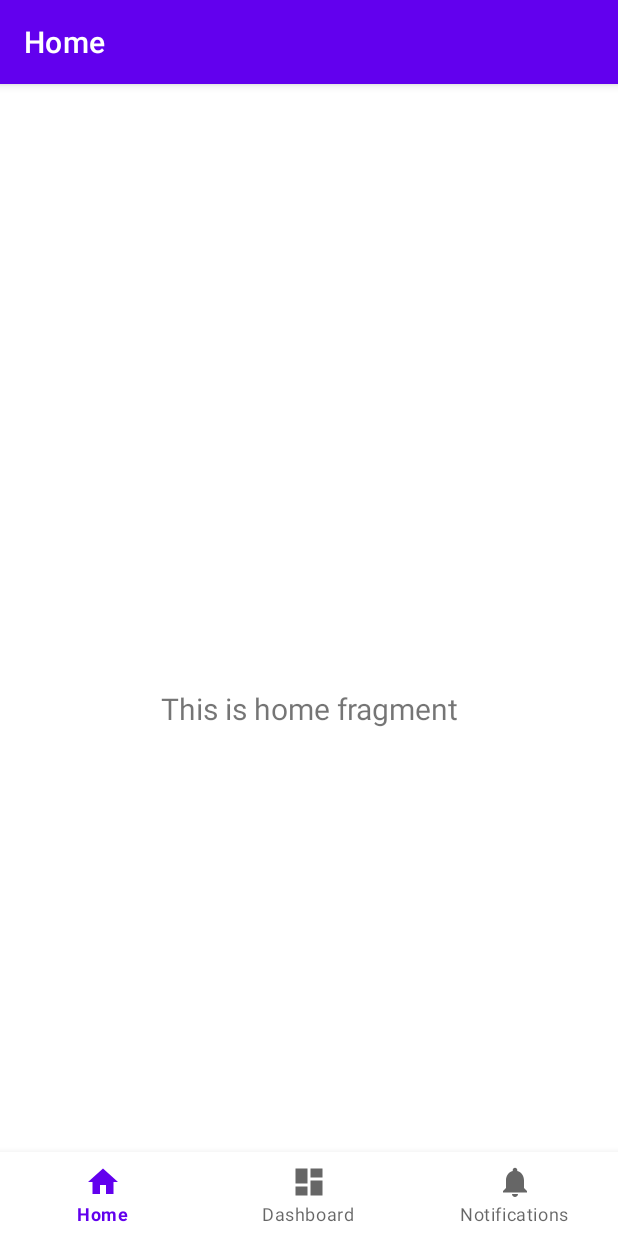
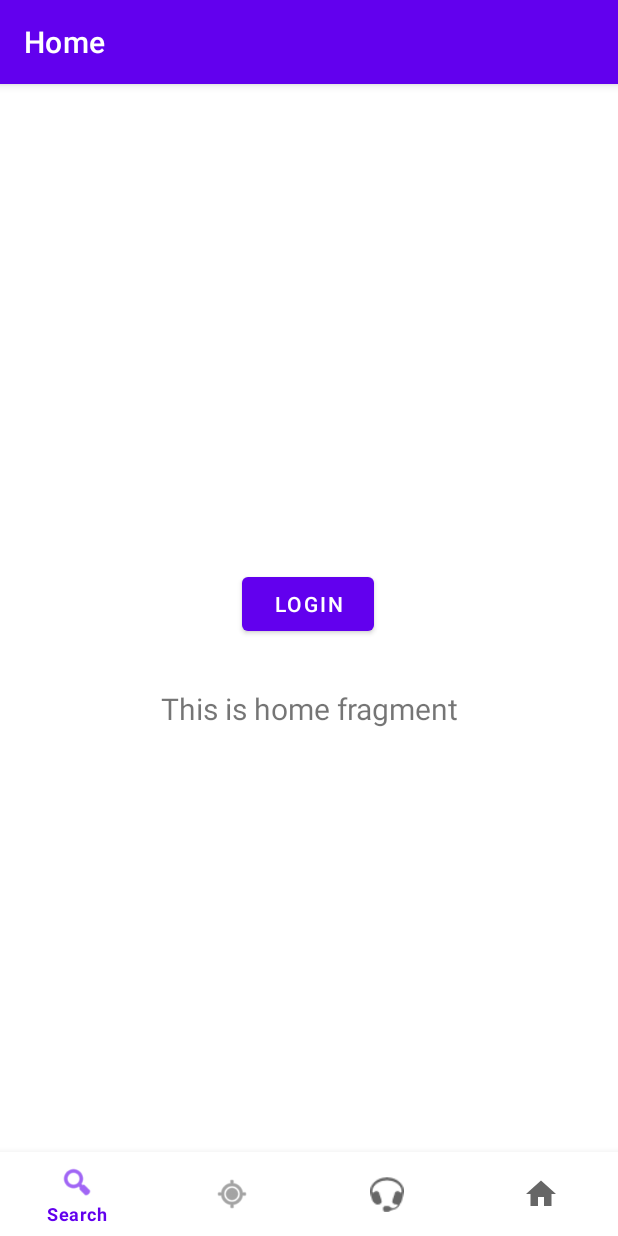
Before and after one commit to ljkeller/RustLabs, an Android app: the screen it shows after launch (MainActivity), on a phone screen of 412 x 824 dp. Run offline under Robolectric (Android 15) with nearby library versions, the phone set to English and light mode, and no system bars; our stand-ins replace Firebase (no records; nobody signed in at launch, a user with empty details on screens opened directly), navigation-ui; libraries missing offline, so code that uses them is left out: com.firebase.ui; 1 statement that could not run was skipped.

Commit message:
Added new navigation icons, names, destinations. Working on using AuthUI but experiencing bugs.

```diff
--- a/app/build.gradle
+++ b/app/build.gradle
@@ -49,8 +49,10 @@ dependencies {
     androidTestImplementation 'androidx.test.espresso:espresso-core:3.4.0'
 
     // Firebase-related dependencies
+    implementation 'com.firebaseui:firebase-ui-auth:7.2.0'
     implementation platform('com.google.firebase:firebase-bom:29.0.0')
     implementation 'com.google.firebase:firebase-auth'
     implementation platform('com.google.firebase:firebase-bom:29.0.0')
     implementation 'com.google.firebase:firebase-firestore'
+
 }
--- a/app/src/main/java/com/example/rustlabs/MainActivity.java
+++ b/app/src/main/java/com/example/rustlabs/MainActivity.java
@@ -1,7 +1,7 @@
 package com.example.rustlabs;
 
-import android.content.Intent;
 import android.os.Bundle;
+import android.view.View;
 import android.widget.Toast;
 
 import com.example.rustlabs.viewmodel.MainActivityViewModel;
@@ -15,10 +15,7 @@ import androidx.navigation.ui.NavigationUI;
 
 import com.example.rustlabs.databinding.ActivityMainBinding;
 import com.google.firebase.auth.FirebaseAuth;
-import com.google.firebase.auth.FirebaseUser;
 import com.google.firebase.firestore.FirebaseFirestore;
-
-import java.util.Collections;
 
 public class MainActivity extends AppCompatActivity
 {
@@ -29,6 +26,25 @@ public class MainActivity extends AppCompatActivity
     private FirebaseFirestore mFirestore;
 
     private MainActivityViewModel mViewModel;
+
+    private int RC_SIGN_IN = 1822;
+
+//    private void onSignInResult(FirebaseAuthUIAuthenticationResult result)
+//    {
+//        IdpResponse response = result.getIdpResponse();
+//        if (result.getResultCode() == RESULT_OK) {
+//            // Successfully signed in
+//            FirebaseUser user = FirebaseAuth.getInstance().getCurrentUser();
+//            Toast.makeText(this, "Sign in successful", Toast.LENGTH_SHORT);
+//            // ...
+//        } else {
+//            Toast.makeText(this, "Sign in un-successful", Toast.LENGTH_SHORT);
+//            // Sign in failed. If response is null the user canceled the
+//            // sign-in flow using the back button. Otherwise check
+//            // response.getError().getErrorCode() and handle the error.
+//            // ...
+//        }
+//    }
 
     @Override
     protected void onCreate(Bundle savedInstanceState)
@@ -47,7 +63,7 @@ public class MainActivity extends AppCompatActivity
         // Passing each menu ID as a set of Ids because each
         // menu should be considered as top level destinations.
         AppBarConfiguration appBarConfiguration = new AppBarConfiguration.Builder(
-                R.id.navigation_home, R.id.navigation_dashboard, R.id.navigation_notifications)
+                R.id.navigation_search, R.id.navigation_weapon, R.id.navigation_structures)
                 .build();
         NavController navController = Navigation.findNavController(this, R.id.nav_host_fragment_activity_main);
         NavigationUI.setupActionBarWithNavController(this, navController, appBarConfiguration);
@@ -59,12 +75,24 @@ public class MainActivity extends AppCompatActivity
     {
         super.onStart();
 
-        // Start sign in if necessary
-        if (shouldStartSignIn())
-        {
-            startSignIn();
-            return;
-        }
+//        // Choose authentication providers
+//        List<AuthUI.IdpConfig> providers = Arrays.asList(
+//                new AuthUI.IdpConfig.EmailBuilder().build());
+//
+//        // Create and launch sign-in intent
+//        Intent signInIntent = AuthUI.getInstance()
+//                .createSignInIntentBuilder()
+//                .setAvailableProviders(providers)
+//                .build();
+//        signInLauncher.launch(signInIntent);
+//
+//
+//        // Start sign in if necessary
+//        if (shouldStartSignIn())
+//        {
+//            startSignIn();
+//            return;
+//        }
 
 //        // Apply filters
 //        onFilter(mViewModel.getFilters());
@@ -86,12 +114,22 @@ public class MainActivity extends AppCompatActivity
 //        }
     }
 
+//    private final ActivityResultLauncher<Intent> signInLauncher = registerForActivityResult(
+//            new FirebaseAuthUIActivityResultContract(),
+//            new ActivityResultCallback<FirebaseAuthUIAuthenticationResult>() {
+//                @Override
+//                public void onActivityResult(FirebaseAuthUIAuthenticationResult result) {
+//                    onSignInResult(result);
+//                }
+//            }
+//    );
+
     private boolean shouldStartSignIn()
     {
         return (!mViewModel.getIsSigningIn() && mAuth.getCurrentUser() == null);
     }
 
-    private void startSignIn()
+    public void startSignIn(View view)
     {
 //        // Sign in with FirebaseUI
 //        Intent intent = FirebaseUtil.getAuthUI()
--- a/app/src/main/java/com/example/rustlabs/ui/home/HomeFragment.java
+++ b/app/src/main/java/com/example/rustlabs/ui/home/HomeFragment.java
@@ -1,11 +1,19 @@
 package com.example.rustlabs.ui.home;
 
+import static android.app.Activity.RESULT_OK;
+
+import android.app.PendingIntent;
+import android.content.Intent;
 import android.os.Bundle;
 import android.view.LayoutInflater;
 import android.view.View;
 import android.view.ViewGroup;
+import android.widget.Button;
 import android.widget.TextView;
+import android.widget.Toast;
 
+import androidx.activity.result.ActivityResultCallback;
+import androidx.activity.result.ActivityResultLauncher;
 import androidx.annotation.NonNull;
 import androidx.annotation.Nullable;
 import androidx.fragment.app.Fragment;
@@ -14,6 +22,15 @@ import androidx.lifecycle.ViewModelProvider;
 
 import com.example.rustlabs.R;
 import com.example.rustlabs.databinding.FragmentHomeBinding;
+import com.firebase.ui.auth.AuthUI;
+import com.firebase.ui.auth.FirebaseAuthUIActivityResultContract;
+import com.firebase.ui.auth.IdpResponse;
+import com.firebase.ui.auth.data.model.FirebaseAuthUIAuthenticationResult;
+import com.google.firebase.auth.FirebaseAuth;
+import com.google.firebase.auth.FirebaseUser;
+
+import java.util.Arrays;
+import java.util.List;
 
 public class HomeFragment extends Fragment
 {
@@ -39,6 +56,25 @@ public class HomeFragment extends Fragment
                 textView.setText(s);
             }
         });
+
+        Button signInButton = (Button) binding.authButton;
+        signInButton.setOnClickListener(new View.OnClickListener()
+        {
+            @Override
+            public void onClick(View v)
+            {
+                // Choose authentication providers
+                List<AuthUI.IdpConfig> providers = Arrays.asList(
+                        new AuthUI.IdpConfig.EmailBuilder().build());
+
+                // Create and launch sign-in intent
+                Intent signInIntent = AuthUI.getInstance()
+                        .createSignInIntentBuilder()
+                        .setAvailableProviders(providers)
+                        .build().setFlags(Intent.FLAG_ACTIVITY_BROUGHT_TO_FRONT);
+                signInLauncher.launch(signInIntent);
+            }
+        });
         return root;
     }
 
@@ -48,4 +84,32 @@ public class HomeFragment extends Fragment
         super.onDestroyView();
         binding = null;
     }
+
+    private final ActivityResultLauncher<Intent> signInLauncher = registerForActivityResult(
+            new FirebaseAuthUIActivityResultContract(),
+            new ActivityResultCallback<FirebaseAuthUIAuthenticationResult>() {
+                @Override
+                public void onActivityResult(FirebaseAuthUIAuthenticationResult result) {
+                    onSignInResult(result);
+                }
+            }
+    );
+
+    private void onSignInResult(FirebaseAuthUIAuthenticationResult result)
+    {
+        IdpResponse response = result.getIdpResponse();
+        if (result.getResultCode() == RESULT_OK) {
+            // Successfully signed in
+            FirebaseUser user = FirebaseAuth.getInstance().getCurrentUser();
+            Toast.makeText(super.getContext(), "Sign in successful", Toast.LENGTH_SHORT);
+//            Toast.makeText(this, "Sign in successful", Toast.LENGTH_SHORT);
+            // ...
+        } else {
+            Toast.makeText(super.getContext(), "Sign in un-successful", Toast.LENGTH_SHORT);
+            // Sign in failed. If response is null the user canceled the
+            // sign-in flow using the back button. Otherwise check
+            // response.getError().getErrorCode() and handle the error.
+            // ...
+        }
+    }
 }
--- a/app/src/main/res/layout/fragment_home.xml
+++ b/app/src/main/res/layout/fragment_home.xml
@@ -19,4 +19,16 @@
         app:layout_constraintEnd_toEndOf="parent"
         app:layout_constraintStart_toStartOf="parent"
         app:layout_constraintTop_toTopOf="parent" />
+
+    <Button
+        android:id="@+id/authButton"
+        android:layout_width="wrap_content"
+        android:layout_height="wrap_content"
+        android:text="@string/auth_button"
+        app:layout_constraintBottom_toBottomOf="parent"
+        app:layout_constraintEnd_toEndOf="parent"
+        app:layout_constraintHorizontal_bias="0.498"
+        app:layout_constraintStart_toStartOf="parent"
+        app:layout_constraintTop_toTopOf="parent"
+        app:layout_constraintVertical_bias="0.402" />
 </androidx.constraintlayout.widget.ConstraintLayout>
--- a/app/src/main/res/menu/bottom_nav_menu.xml
+++ b/app/src/main/res/menu/bottom_nav_menu.xml
@@ -1,19 +1,24 @@
 <?xml version="1.0" encoding="utf-8"?>
-<menu xmlns:android="http://schemas.android.com/apk/res/android">
+<menu xmlns:app="http://schemas.android.com/apk/res-auto"
+    xmlns:android="http://schemas.android.com/apk/res/android">
 
     <item
-        android:id="@+id/navigation_home"
-        android:icon="@drawable/ic_home_black_24dp"
-        android:title="@string/title_home" />
+        android:id="@+id/navigation_search"
+        android:icon="@android:drawable/ic_menu_search"
+        android:title="@string/title_search" />
 
     <item
-        android:id="@+id/navigation_dashboard"
-        android:icon="@drawable/ic_dashboard_black_24dp"
-        android:title="@string/title_dashboard" />
+        android:id="@+id/navigation_weapon"
+        android:icon="@android:drawable/ic_menu_mylocation"
+        android:title="@string/title_weapon" />
 
     <item
-        android:id="@+id/navigation_notifications"
-        android:icon="@drawable/ic_notifications_black_24dp"
-        android:title="@string/title_notifications" />
+        android:id="@+id/navigation_armor"
+        android:icon="@android:drawable/stat_sys_headset"
+        android:title="@string/title_armor" />
+    <item
+        android:id="@+id/navigation_structures"
+        android:icon="@drawable/ic_home_black_24dp"
+        android:title="@string/title_structures" />
 
 </menu>
--- a/app/src/main/res/navigation/mobile_navigation.xml
+++ b/app/src/main/res/navigation/mobile_navigation.xml
@@ -3,22 +3,22 @@
     xmlns:app="http://schemas.android.com/apk/res-auto"
     xmlns:tools="http://schemas.android.com/tools"
     android:id="@+id/mobile_navigation"
-    app:startDestination="@+id/navigation_home">
+    app:startDestination="@+id/navigation_search">
 
     <fragment
-        android:id="@+id/navigation_home"
+        android:id="@+id/navigation_search"
         android:name="com.example.rustlabs.ui.home.HomeFragment"
         android:label="@string/title_home"
         tools:layout="@layout/fragment_home" />
 
     <fragment
-        android:id="@+id/navigation_dashboard"
+        android:id="@+id/navigation_weapon"
         android:name="com.example.rustlabs.ui.dashboard.DashboardFragment"
         android:label="@string/title_dashboard"
         tools:layout="@layout/fragment_dashboard" />
 
     <fragment
-        android:id="@+id/navigation_notifications"
+        android:id="@+id/navigation_structures"
         android:name="com.example.rustlabs.ui.notifications.NotificationsFragment"
         android:label="@string/title_notifications"
         tools:layout="@layout/fragment_notifications" />
--- a/app/src/main/res/values/strings.xml
+++ b/app/src/main/res/values/strings.xml
@@ -5,4 +5,10 @@
     <string name="title_notifications">Notifications</string>
     <!-- TODO: Remove or change this placeholder text -->
     <string name="hello_blank_fragment">Hello blank fragment</string>
+    <string name="auth_button">Login</string>
+    <string name="title_weapon">Weapons</string>
+    <string name="title_armor">Armor</string>
+    <string name="title_structures">Structures</string>
+    <string name="title_search">Search</string>
+    <string name="title_servers">Servers</string>
 </resources>
```
